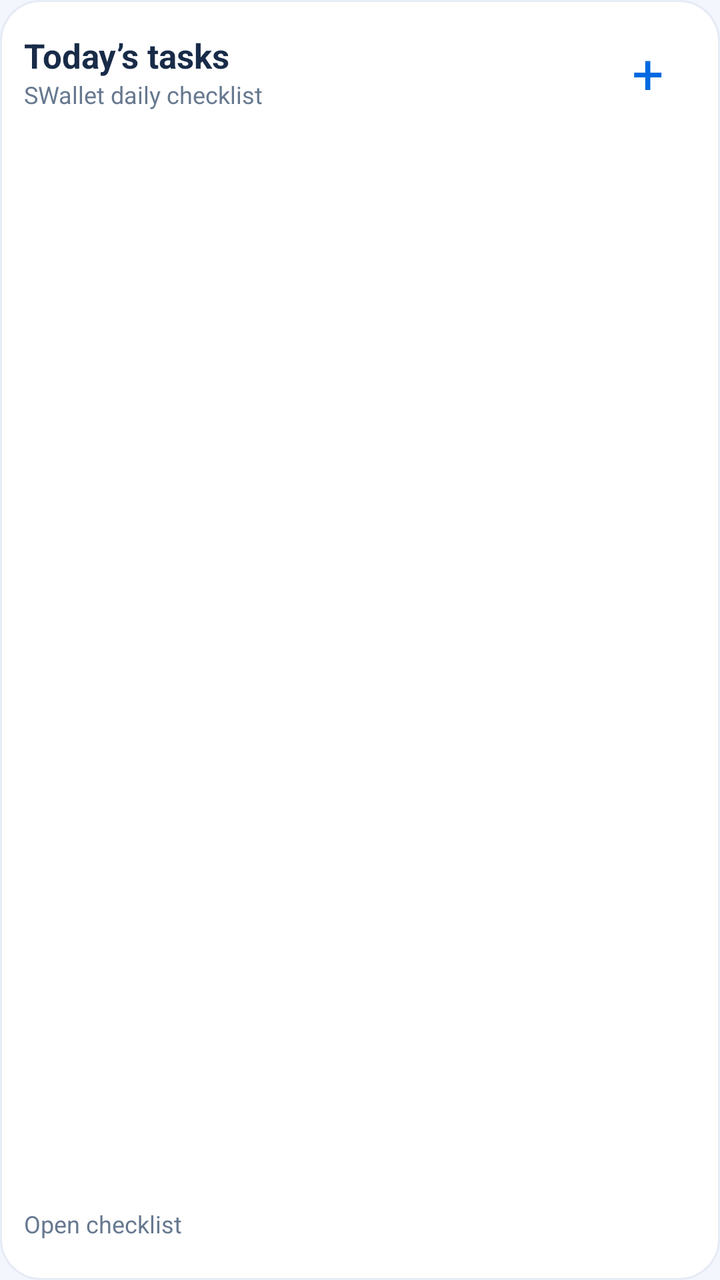
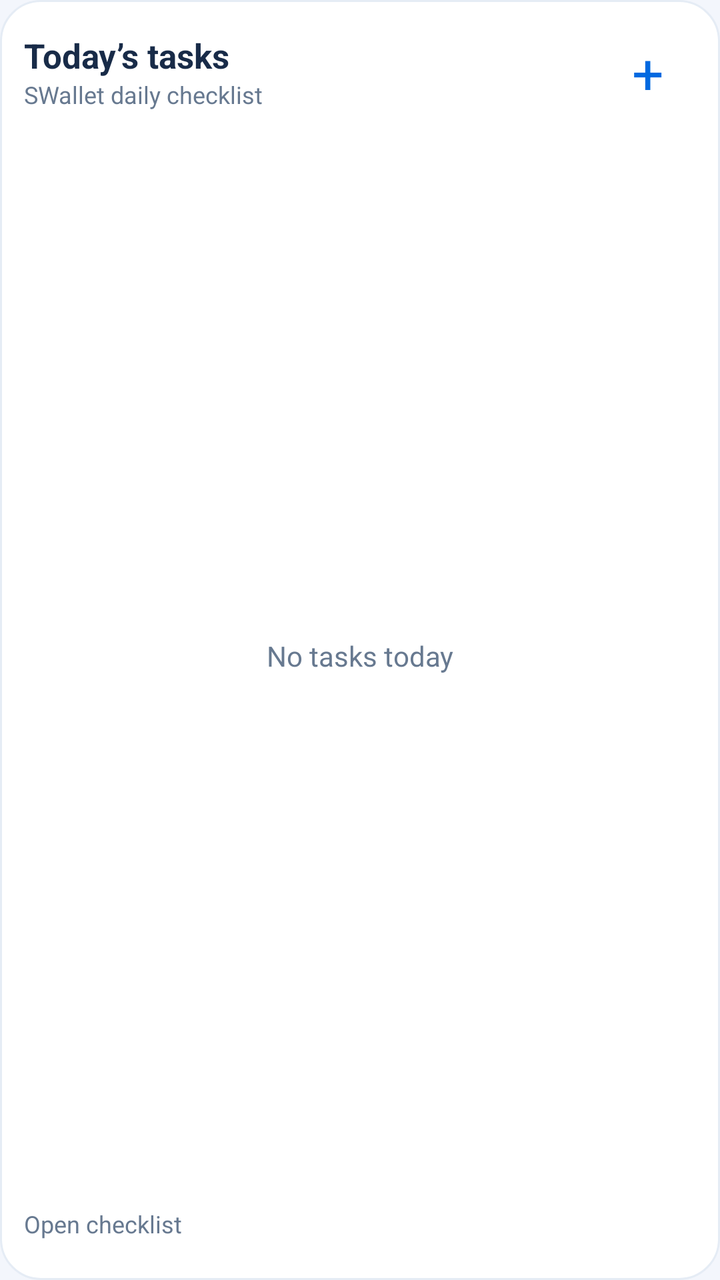

Screens rendered from an Android XML layout before and after an edit, with the pre-edit source and the edit as a unified diff.
<!-- AndroidManifest.xml: application theme Theme.FinanceTracker -->
<!-- res/layout/widget_today_tasks.xml -->
<LinearLayout xmlns:android="http://schemas.android.com/apk/res/android"
    android:id="@+id/widgetRoot" android:layout_width="match_parent" android:layout_height="match_parent"
    android:orientation="vertical" android:padding="12dp" android:background="@drawable/widget_bg_light">
    <LinearLayout android:layout_width="match_parent" android:layout_height="48dp" android:gravity="center_vertical">
        <LinearLayout android:id="@+id/widgetHeader" android:layout_width="0dp" android:layout_height="match_parent" android:layout_weight="1" android:orientation="vertical" android:gravity="center_vertical">
            <TextView android:id="@+id/widgetTitle" android:layout_width="match_parent" android:layout_height="wrap_content" android:text="@string/widget_title" android:textColor="#182B48" android:textSize="17sp" android:textStyle="bold" />
            <TextView android:id="@+id/widgetSubtitle" android:layout_width="match_parent" android:layout_height="wrap_content" android:text="@string/widget_description" android:textColor="#677990" android:textSize="12sp" />
        </LinearLayout>
        <TextView android:id="@+id/widgetAdd" android:layout_width="48dp" android:layout_height="48dp" android:gravity="center" android:text="+" android:textSize="28sp" android:textColor="#0069E0" android:contentDescription="@string/shortcut_task" />
    </LinearLayout>
    <LinearLayout android:id="@+id/widgetRows" android:layout_width="match_parent" android:layout_height="0dp" android:layout_weight="1" android:orientation="vertical" />
    <TextView android:id="@+id/widgetFooter" android:layout_width="match_parent" android:layout_height="32dp" android:gravity="center_vertical" android:text="Open checklist" android:textColor="#677990" android:textSize="12sp" />
</LinearLayout>
<!-- resources referenced by this layout -->
<resources>
  <!-- drawable widget_bg_light (drawable) -->
  <shape xmlns:android="http://schemas.android.com/apk/res/android"><solid android:color="#FFFFFF"/><corners android:radius="20dp"/><stroke android:width="1dp" android:color="#E5ECF5"/></shape>
  <string name="shortcut_task">Add task</string>
  <string name="widget_description">SWallet daily checklist</string>
  <string name="widget_title">Today’s tasks</string>
  <style name="Theme.FinanceTracker" parent="Theme.MaterialComponents.DayNight.NoActionBar">
          <item name="colorPrimary">@color/blue_700</item>
          <item name="colorPrimaryVariant">@color/blue_700</item>
          <item name="colorSecondary">@color/green_500</item>
          <item name="colorSurface">@color/wallet_surface</item>
          <item name="colorOnSurface">@color/ink_primary</item>
          <item name="android:textColorPrimary">@color/ink_primary</item>
          <item name="android:textColorSecondary">@color/ink_secondary</item>
          <item name="android:colorBackground">@color/app_background</item>
          <item name="android:forceDarkAllowed" tools:targetApi="q">false</item>
          <item name="colorOnPrimary">@android:color/white</item>
          <item name="android:colorAccent">@color/blue_500</item>
          <item name="android:statusBarColor" tools:targetApi="l">@color/app_background</item>
          <item name="android:navigationBarColor" tools:targetApi="l">@color/app_background</item>
          <item name="android:windowLightStatusBar" tools:targetApi="m">@bool/wallet_light_bars</item>
          <item name="android:windowLightNavigationBar" tools:targetApi="o_mr1">@bool/wallet_light_bars</item>
          <item name="android:windowBackground">@color/app_background</item>
          <item name="android:windowAnimationStyle">@style/WalletWindowAnimation</item>
      </style>
  <color name="blue_700">#0069E0</color>
  <color name="green_500">#21A68A</color>
  <color name="wallet_surface">#FFFFFF</color>
  <color name="ink_primary">#202B45</color>
  <color name="ink_secondary">#68758B</color>
  <color name="app_background">#F3F6FC</color>
  <color name="blue_500">#1685EE</color>
  <style name="WalletWindowAnimation">
          <item name="android:activityOpenEnterAnimation">@anim/wallet_enter</item>
          <item name="android:activityOpenExitAnimation">@anim/wallet_exit</item>
          <item name="android:activityCloseEnterAnimation">@anim/wallet_enter</item>
          <item name="android:activityCloseExitAnimation">@anim/wallet_exit</item>
      </style>
</resources>

<!-- the commit's change to res/layout/widget_today_tasks.xml (unified diff, before → after) -->
@@ -8,6 +8,11 @@
         </LinearLayout>
         <TextView android:id="@+id/widgetAdd" android:layout_width="48dp" android:layout_height="48dp" android:gravity="center" android:text="+" android:textSize="28sp" android:textColor="#0069E0" android:contentDescription="@string/shortcut_task" />
     </LinearLayout>
-    <LinearLayout android:id="@+id/widgetRows" android:layout_width="match_parent" android:layout_height="0dp" android:layout_weight="1" android:orientation="vertical" />
+    <FrameLayout android:layout_width="match_parent" android:layout_height="0dp" android:layout_weight="1">
+        <ListView android:id="@+id/widgetRows" android:layout_width="match_parent" android:layout_height="match_parent"
+            android:divider="@android:color/transparent" android:dividerHeight="5dp" android:scrollbars="vertical" />
+        <TextView android:id="@+id/widgetEmpty" android:layout_width="match_parent" android:layout_height="match_parent"
+            android:gravity="center" android:text="No tasks today" android:textSize="14sp" android:textColor="#677990" />
+    </FrameLayout>
     <TextView android:id="@+id/widgetFooter" android:layout_width="match_parent" android:layout_height="32dp" android:gravity="center_vertical" android:text="Open checklist" android:textColor="#677990" android:textSize="12sp" />
 </LinearLayout>
